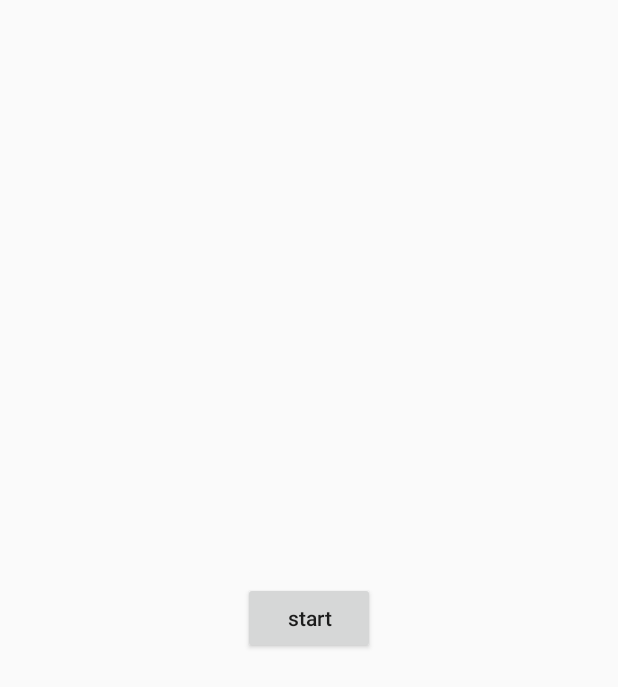
After one commit to Aurora-XD/Thread, an Android app: the ThreadActivity screen opened directly, with no data from a screen before it, on a phone screen of 412 x 824 dp. The commit adds this screen. Shown: the top 687 px of the screen. Run offline under Robolectric (Android 15) with nearby library versions, the phone set to English and light mode, and no system bars.

```diff
--- a/app/build.gradle
+++ b/app/build.gradle
@@ -35,9 +35,7 @@ dependencies {
     androidTestImplementation 'androidx.test.ext:junit:1.1.1'
     androidTestImplementation 'androidx.test.espresso:espresso-core:3.2.0'
 
-    //noinspection GradleCompatible
-    implementation 'com.android.support:appcompat-v7:28.0.0'
-    //noinspection GradleCompatible
-    implementation 'com.android.support:recyclerview-v7:28.0.0'
+    implementation 'com.jakewharton:butterknife:10.2.1'
+    annotationProcessor 'com.jakewharton:butterknife-compiler:10.2.1'
 
 }
--- a/app/src/main/AndroidManifest.xml
+++ b/app/src/main/AndroidManifest.xml
@@ -9,6 +9,7 @@
         android:roundIcon="@mipmap/ic_launcher_round"
         android:supportsRtl="true"
         android:theme="@style/AppTheme">
+        <activity android:name=".ThreadActivity"></activity>
         <activity android:name=".MainActivity">
             <intent-filter>
                 <action android:name="android.intent.action.MAIN" />
--- /dev/null
+++ b/app/src/main/java/com/example/thread/ThreadActivity.java
@@ -0,0 +1,14 @@
+package com.example.thread;
+
+import android.os.Bundle;
+
+import androidx.appcompat.app.AppCompatActivity;
+
+public class ThreadActivity extends AppCompatActivity {
+
+    @Override
+    protected void onCreate(Bundle savedInstanceState) {
+        super.onCreate(savedInstanceState);
+        setContentView(R.layout.activity_thread);
+    }
+}
--- /dev/null
+++ b/app/src/main/res/layout/activity_thread.xml
@@ -0,0 +1,17 @@
+<?xml version="1.0" encoding="utf-8"?>
+<LinearLayout xmlns:android="http://schemas.android.com/apk/res/android"
+    xmlns:app="http://schemas.android.com/apk/res-auto"
+    xmlns:tools="http://schemas.android.com/tools"
+    android:layout_width="match_parent"
+    android:layout_height="match_parent"
+    tools:context=".ThreadActivity"
+    android:gravity="center">
+
+    <Button
+        android:id="@+id/start"
+        android:layout_width="wrap_content"
+        android:layout_height="wrap_content"
+        android:text="@string/text_button_start"
+        android:textAllCaps="false"/>
+
+</LinearLayout>
--- a/app/src/main/res/values/strings.xml
+++ b/app/src/main/res/values/strings.xml
@@ -1,4 +1,5 @@
 <resources>
     <string name="app_name">Thread</string>
     <string name="text_button_thread">Thread Practices</string>
+    <string name="text_button_start">start</string>
 </resources>
```
Also changed, not shown: app/src/main/java/com/example/thread/MainActivity.java (+18 -1 lines).
